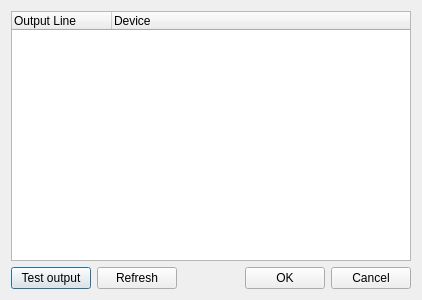
Andersbakken/qlc, file libs/usbdmxout/configureusbdmxout.ui: the form before one commit.
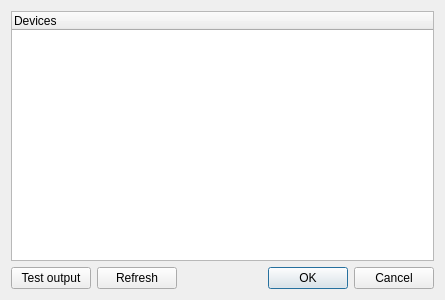
The form after the commit.

Patch:
```diff
--- a/libs/usbdmxout/configureusbdmxout.ui
+++ b/libs/usbdmxout/configureusbdmxout.ui
@@ -5,15 +5,15 @@
    <rect>
     <x>0</x>
     <y>0</y>
-    <width>422</width>
+    <width>445</width>
     <height>300</height>
    </rect>
   </property>
   <property name="windowTitle" >
    <string>Configure USB-DMX Plugin</string>
   </property>
-  <layout class="QVBoxLayout" >
-   <item>
+  <layout class="QGridLayout" name="gridLayout" >
+   <item row="0" column="0" colspan="4" >
     <widget class="QTreeWidget" name="m_list" >
      <property name="alternatingRowColors" >
       <bool>true</bool>
@@ -32,19 +32,12 @@
      </property>
      <column>
       <property name="text" >
-       <string>Output Line</string>
-      </property>
-     </column>
-     <column>
-      <property name="text" >
-       <string>Device</string>
+       <string>Devices</string>
       </property>
      </column>
     </widget>
    </item>
-   <item>
-    <layout class="QHBoxLayout" >
-     <item>
+   <item row="1" column="0" >
       <widget class="QPushButton" name="m_testButton" >
        <property name="text" >
         <string>Test output</string>
@@ -61,7 +54,7 @@
        </property>
       </widget>
      </item>
-     <item>
+   <item row="1" column="2" >
       <spacer>
        <property name="orientation" >
         <enum>Qt::Horizontal</enum>
@@ -74,21 +67,12 @@
        </property>
       </spacer>
      </item>
-     <item>
-      <widget class="QPushButton" name="m_okButton" >
-       <property name="text" >
-        <string>OK</string>
-       </property>
-      </widget>
-     </item>
-     <item>
-      <widget class="QPushButton" name="m_cancelButton" >
-       <property name="text" >
-        <string>Cancel</string>
-       </property>
-      </widget>
-     </item>
-    </layout>
+   <item row="1" column="3" >
+    <widget class="QDialogButtonBox" name="m_buttonBox" >
+     <property name="standardButtons" >
+      <set>QDialogButtonBox::Cancel|QDialogButtonBox::Ok</set>
+     </property>
+    </widget>
    </item>
   </layout>
  </widget>
```
Left out of the diff: 37 changed lines with no effect on the pictures. Lines whose indentation alone changed are shown as unchanged.
